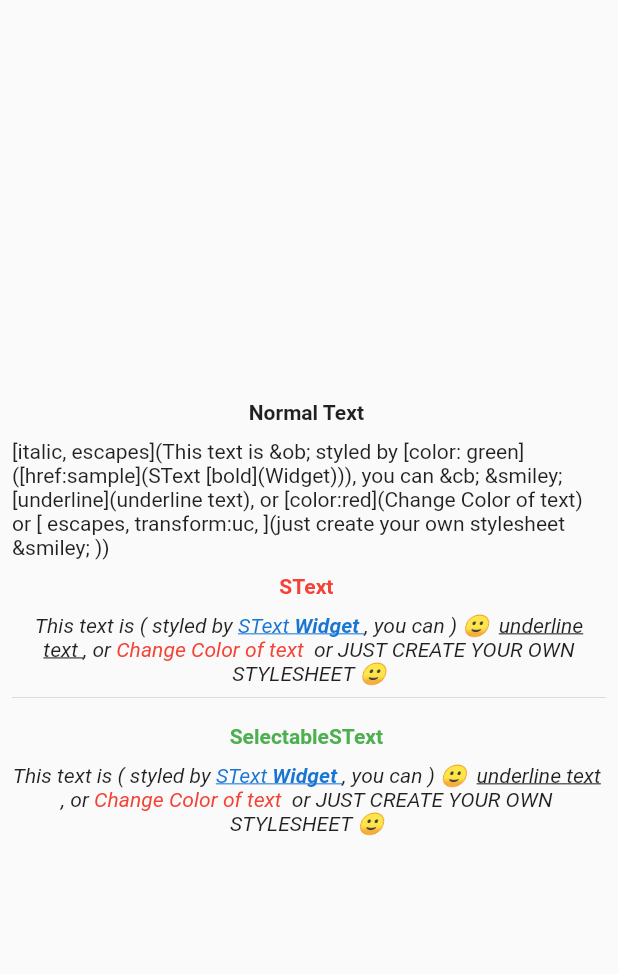
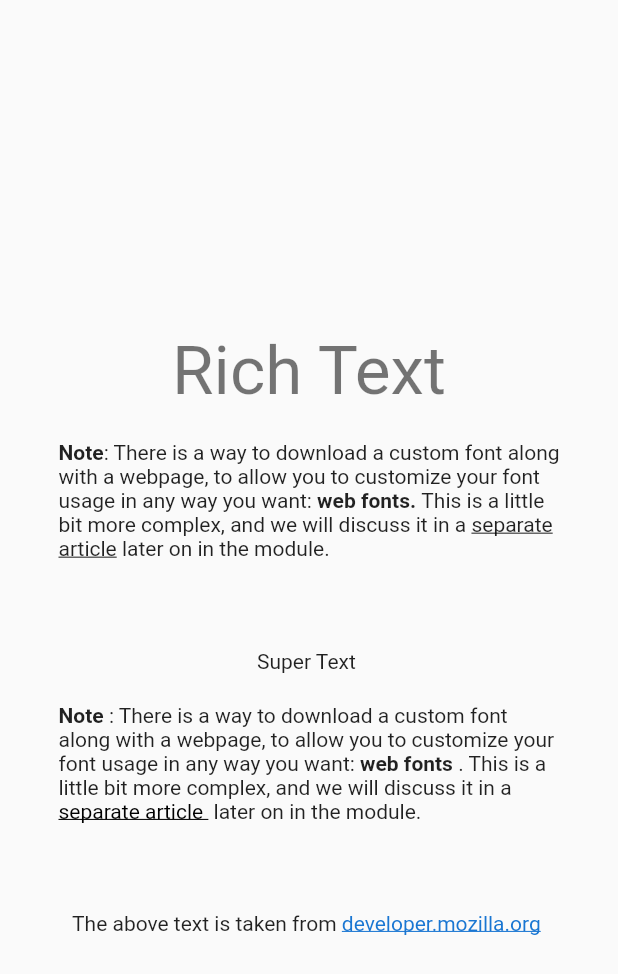
Before and after one commit to raj457036/super_text, a Flutter app: the screen it shows after launch, on a phone screen of 412 x 824 dp. Shown: the top 974 px of the screen. Run offline on Flutter 3.47's test engine with Material 2 defaults, Android fonts, the phone set to English and light mode, and no system bars; our stand-ins replace equatable.

Commit message:
added material text theme fix some href modifier bugs added better example

```diff
--- /dev/null
+++ b/example/lib/home.dart
@@ -0,0 +1,35 @@
+import 'package:flutter/material.dart';
+import 'package:super_text/super_text.dart';
+
+import 'widgets/paragraph_with_rich_text.dart';
+import 'widgets/paragraph_with_super_text.dart';
+
+class Home extends StatelessWidget {
+  const Home({Key? key}) : super(key: key);
+
+  @override
+  Widget build(BuildContext context) {
+    return Scaffold(
+      body: Center(
+        child: ConstrainedBox(
+          constraints: BoxConstraints(
+            maxWidth: 350.0,
+            maxHeight: 600,
+          ),
+          child: Column(
+            mainAxisSize: MainAxisSize.min,
+            children: [
+              Flexible(child: ParagraphWithRichText()),
+              Flexible(child: ParagraphWithSuperText()),
+              SizedBox(height: 20.0),
+              Flexible(
+                child: SText("The above text is taken from "
+                    "[href:open_mozilla](developer.mozilla.org)"),
+              )
+            ],
+          ),
+        ),
+      ),
+    );
+  }
+}
--- a/example/lib/main.dart
+++ b/example/lib/main.dart
@@ -1,5 +1,8 @@
 import 'package:flutter/material.dart';
 import 'package:super_text/super_text.dart';
+
+import 'home.dart';
+import 'stylesheet/super_text_style_sheet.dart';
 
 void main() {
   runApp(MyApp());
@@ -9,9 +12,12 @@ class MyApp extends StatelessWidget {
   @override
   Widget build(BuildContext context) {
     return SuperTextStyleProvider(
-      data: getStyleSheet(),
+      data: {
+        ...styleSheet,
+        "style": MaterialTextThemeModifier(context),
+      },
       child: MaterialApp(
-        title: 'Flutter Demo',
+        title: 'Super Text Demo',
         theme: ThemeData(
           primarySwatch: Colors.blue,
         ),
@@ -19,125 +25,4 @@ class MyApp extends StatelessWidget {
       ),
     );
   }
-
-  Map<String, SuperTextStyle> getStyleSheet() {
-    return {
-      "bold": SuperTextStyle(
-        builder: (_) => TextStyle(fontWeight: FontWeight.bold),
-      ),
-      "color": SuperTextStyle(
-        builder: (arg) {
-          Color color;
-
-          switch (arg) {
-            case "blue":
-              color = Colors.blue;
-              break;
-            case "red":
-              color = Colors.red;
-              break;
-            case "green":
-              color = Colors.green;
-              break;
-            default:
-              color = Colors.black;
-          }
-          return TextStyle(
-            color: color,
-          );
-        },
-      ),
-      "underline": SuperTextStyle(
-        builder: (arg) => TextStyle(
-          decoration: TextDecoration.underline,
-        ),
-      ),
-      "italic": SuperTextStyle(
-        builder: (arg) => TextStyle(
-          fontStyle: FontStyle.italic,
-        ),
-      ),
-      "escapes": EscapeModifiers(customEscapes: {
-        "smiley": '🙂',
-      }),
-      "href": HyperlinkModifier({
-        "sample": () =>
-            print("hello world :: open a web page with this tap..."),
-      }),
-    };
-  }
 }
-
-class Home extends StatelessWidget {
-  const Home({Key? key}) : super(key: key);
-
-  @override
-  Widget build(BuildContext context) {
-    final iString = "[color: green]([href:sample](SText [bold](Widget)))";
-    final text =
-        "[italic, escapes](This text is &ob; styled by $iString, you can &cb; &smiley;  [underline](underline text), or"
-        " [color:red](Change Color of text) or [ escapes, transform:uc, ](just create your"
-        " own stylesheet &smiley; ))";
-
-    return Scaffold(
-      body: Padding(
-        padding: const EdgeInsets.all(8.0),
-        child: Center(
-          child: Column(
-            mainAxisAlignment: MainAxisAlignment.center,
-            children: [
-              SText("[bold](Normal Text)"),
-              SizedBox(height: 10),
-              Text(text),
-              SizedBox(height: 10),
-              SText("[bold, color: red](SText)"),
-              SizedBox(height: 10),
-              SText(
-                text,
-                benchmarkSpeed: true,
-                styleSheet: {
-                  "transform": SuperTextStyle(
-                    transform: (source, arg) {
-                      switch (arg) {
-                        case "uc":
-                          return source.toUpperCase();
-                        case "lc":
-                          return source.toLowerCase();
-                        default:
-                          return source;
-                      }
-                    },
-                  ),
-                },
-                textAlign: TextAlign.center,
-              ),
-              Divider(),
-              SizedBox(height: 10),
-              SText("[bold, color: green](SelectableSText)"),
-              SizedBox(height: 10),
-              SelectableSText(
-                text,
-                benchmarkSpeed: true,
-                styleSheet: {
-                  "transform": SuperTextStyle(
-                    transform: (source, arg) {
-                      switch (arg) {
-                        case "uc":
-                          return source.toUpperCase();
-                        case "lc":
-                          return source.toLowerCase();
-                        default:
-                          return source;
-                      }
-                    },
-                  ),
-                },
-                textAlign: TextAlign.center,
-              ),
-            ],
-          ),
-        ),
-      ),
-    );
-  }
-}
--- /dev/null
+++ b/example/lib/stylesheet/super_text_style_sheet.dart
@@ -0,0 +1,43 @@
+import 'package:flutter/material.dart';
+import 'package:super_text/super_text.dart';
+
+final styleSheet = {
+  "bold": SuperTextStyle(
+    builder: (_) => TextStyle(fontWeight: FontWeight.bold),
+  ),
+  "color": SuperTextStyle(
+    builder: (arg) {
+      Color color;
+
+      switch (arg) {
+        case "blue":
+          color = Colors.blue;
+          break;
+        case "red":
+          color = Colors.red;
+          break;
+        case "green":
+          color = Colors.green;
+          break;
+        default:
+          color = Colors.black;
+      }
+      return TextStyle(
+        color: color,
+      );
+    },
+  ),
+  "underline": SuperTextStyle(
+    builder: (arg) => TextStyle(decoration: TextDecoration.underline),
+  ),
+  "italic": SuperTextStyle(
+    builder: (arg) => TextStyle(fontStyle: FontStyle.italic),
+  ),
+  "escapes": EscapeModifiers(customEscapes: {
+    "quote": "'",
+  }),
+  "href": HyperlinkModifier({
+    "open_link": (_) => print("Yooo, opening a web page..."),
+    "open_mozilla": (_) => print("go to https://developer.mozilla.org/"),
+  }),
+};
--- /dev/null
+++ b/example/lib/widgets/paragraph_with_rich_text.dart
@@ -0,0 +1,59 @@
+import 'package:flutter/gestures.dart';
+import 'package:flutter/material.dart';
+
+class ParagraphWithRichText extends StatelessWidget {
+  const ParagraphWithRichText({Key? key}) : super(key: key);
+
+  @override
+  Widget build(BuildContext context) {
+    final exampleText = [
+      "Note",
+      ": There is a way to download a custom font along with a webpage, to"
+          " allow you to customize your font usage in any way you want: ",
+      "web fonts. ",
+      "This is a little bit more complex, and we will discuss it in a ",
+      "separate article",
+      " later on in the module."
+    ];
+
+    final boldStyle = TextStyle(
+      fontWeight: FontWeight.bold,
+    );
+    final underlineStyle = TextStyle(
+      decoration: TextDecoration.underline,
+    );
+    final textTheme = Theme.of(context).textTheme;
+
+    return Padding(
+      padding: const EdgeInsets.all(8.0),
+      child: Center(
+        child: Column(
+          mainAxisAlignment: MainAxisAlignment.center,
+          mainAxisSize: MainAxisSize.min,
+          children: [
+            Text("Rich Text", style: textTheme.headline3),
+            SizedBox(height: 20.0),
+            Text.rich(
+              TextSpan(children: [
+                TextSpan(
+                  text: exampleText[0],
+                  style: boldStyle,
+                ),
+                TextSpan(text: exampleText[1]),
+                TextSpan(text: exampleText[2], style: boldStyle),
+                TextSpan(text: exampleText[3]),
+                TextSpan(
+                  text: exampleText[4],
+                  style: underlineStyle,
+                  recognizer: TapGestureRecognizer()
+                    ..onTap = () => print("Yooo, opening a web page..."),
+                ),
+                TextSpan(text: exampleText[5]),
+              ]),
+            )
+          ],
+        ),
+      ),
+    );
+  }
+}
--- /dev/null
+++ b/example/lib/widgets/paragraph_with_super_text.dart
@@ -0,0 +1,30 @@
+import 'package:flutter/material.dart';
+import 'package:super_text/super_text.dart';
+
+class ParagraphWithSuperText extends StatelessWidget {
+  const ParagraphWithSuperText({Key? key}) : super(key: key);
+
+  @override
+  Widget build(BuildContext context) {
+    return Padding(
+      padding: const EdgeInsets.all(8.0),
+      child: Center(
+        child: Column(
+          mainAxisAlignment: MainAxisAlignment.center,
+          children: [
+            SText("[style:headline3](Super Text)"),
+            SizedBox(height: 20.0),
+            SelectableSText(
+              "[bold](Note): There is a way to download a custom font"
+              " along with a webpage, to allow you to customize your "
+              "font usage in any way you want: [bold](web fonts). This is a little "
+              "bit more complex, and we will discuss it in a [href:open_link, color:black](separate "
+              "article) later on in the module.",
+              benchmarkSpeed: true,
+            ),
+          ],
+        ),
+      ),
+    );
+  }
+}
--- a/lib/src/modifiers/hyperlink_modifier.dart
+++ b/lib/src/modifiers/hyperlink_modifier.dart
@@ -3,21 +3,30 @@ import 'package:flutter/material.dart';
 
 import '../super_text_style.dart';
 
+typedef void TapAction(String? arg);
+
 class HyperlinkModifier extends SuperTextStyle {
   /// A [SuperTextStyle] that helps in adding tap gestures on
   /// [SText] widget.
-  HyperlinkModifier(Map<String, void Function()> routes,
-      {Color? color, bool underline = true})
-      : super(
+  ///
+  /// `onTap` : `arg` provided to this modifier will be passed
+  /// to this callback
+  HyperlinkModifier(
+    Map<String, TapAction> routes, {
+    Color? color,
+    bool underline = true,
+    TapAction? onTap,
+  }) : super(
           builder: (arg) => TextStyle(
             color: color ?? Colors.blue.shade700,
             decoration:
                 underline ? TextDecoration.underline : TextDecoration.none,
           ),
           recognizer: (arg) {
-            final callback =
-                routes[arg] ?? () => print('$arg route callback not found!');
-            return TapGestureRecognizer()..onTap = callback;
+            final callback = routes[arg] ??
+                onTap ??
+                (_) => print('$_ route callback not found!');
+            return TapGestureRecognizer()..onTap = () => callback(arg);
           },
         );
 }
--- /dev/null
+++ b/lib/src/modifiers/material_text_theme_modifier.dart
@@ -0,0 +1,44 @@
+import 'package:flutter/material.dart';
+
+import '../super_text_style.dart';
+
+class MaterialTextThemeModifier extends SuperTextStyle {
+  /// A [SuperTextStyle] that adds material text theme support to
+  /// [SText] widget.
+  MaterialTextThemeModifier(BuildContext context)
+      : super(
+          builder: (_) {
+            final _default = TextStyle();
+            final textTheme = Theme.of(context).textTheme;
+
+            switch (_) {
+              case "headline1":
+                return textTheme.headline1 ?? _default;
+              case "headline2":
+                return textTheme.headline2 ?? _default;
+              case "headline3":
+                return textTheme.headline3 ?? _default;
+              case "headline4":
+                return textTheme.headline4 ?? _default;
+              case "headline5":
+                return textTheme.headline5 ?? _default;
+              case "headline6":
+                return textTheme.headline6 ?? _default;
+              case "body1":
+                return textTheme.bodyText1 ?? _default;
+              case "body2":
+                return textTheme.bodyText2 ?? _default;
+              case "caption":
+                return textTheme.caption ?? _default;
+              case "subtitle1":
+                return textTheme.subtitle1 ?? _default;
+              case "subtitle2":
+                return textTheme.subtitle2 ?? _default;
+              case "overline":
+                return textTheme.overline ?? _default;
+              default:
+                return _default;
+            }
+          },
+        );
+}
--- a/lib/super_text.dart
+++ b/lib/super_text.dart
@@ -11,6 +11,7 @@ export 'src/super_text_style_provider.dart';
 export 'src/super_text_style.dart';
 export 'src/modifiers/escape_modifier.dart';
 export 'src/modifiers/hyperlink_modifier.dart';
+export 'src/modifiers/material_text_theme_modifier.dart';
 
 class SText extends StatelessWidget {
   /// The text to display.
```
Also changed, not shown: example/lib/parser.dart (deleted, +0 -103 lines), 1 other file.
